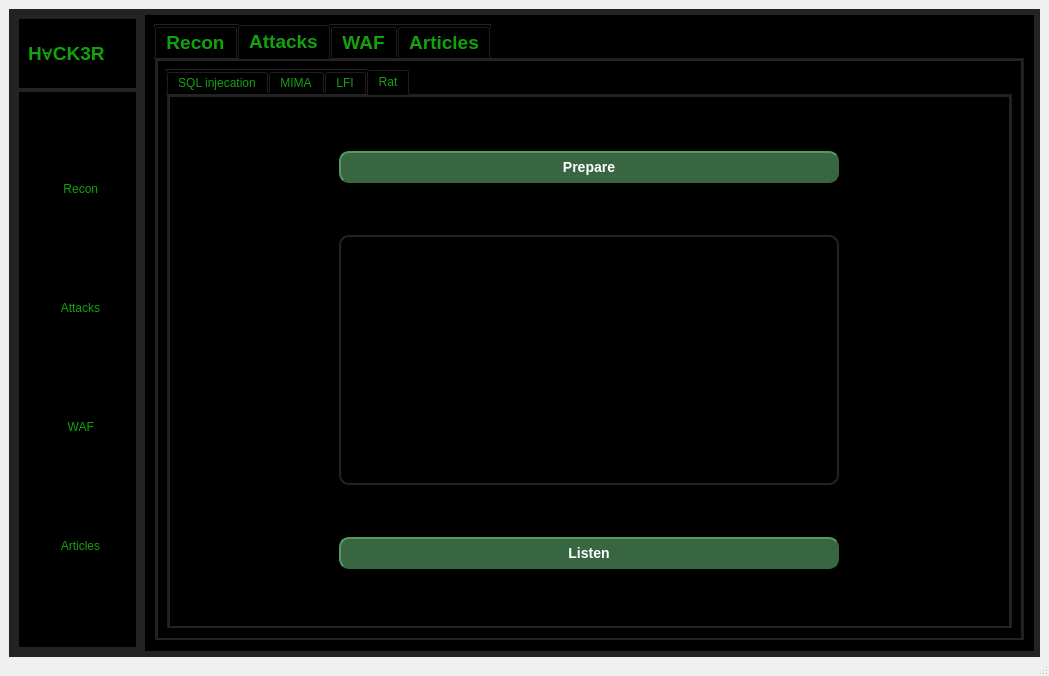
This is GUI/app.ui in Graduti0n-Pr0ject/pen-testing-Program as Qt 5 draws it before an edit. The edited form follows.
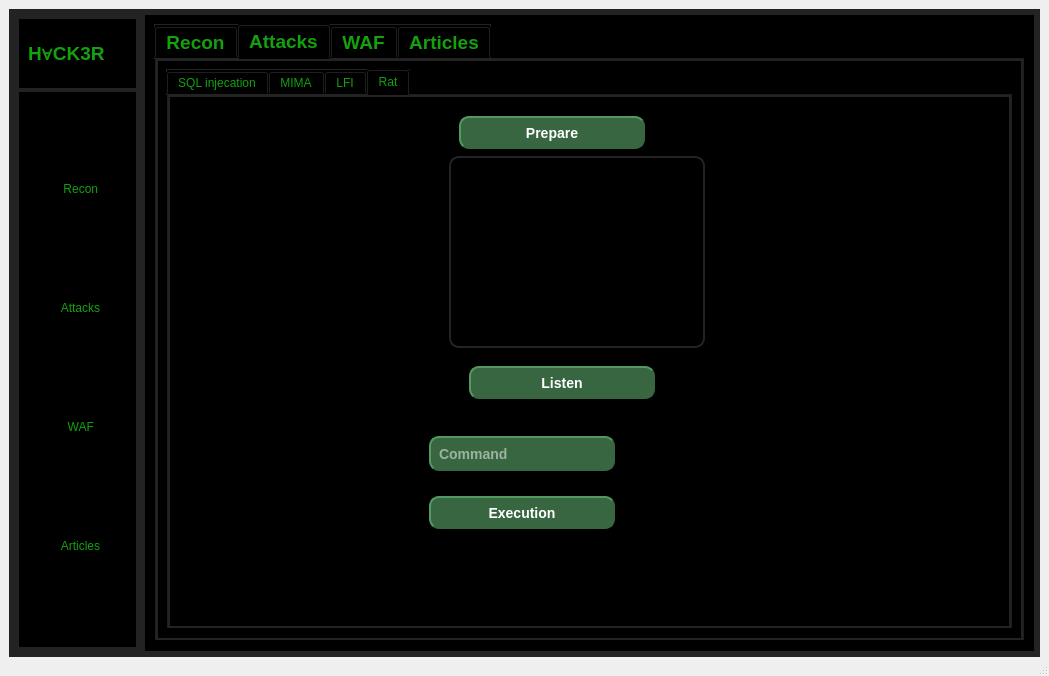
This is the edited form. Icons and pictures are not drawn.

What changed in the file:
```diff
--- a/GUI/app.ui
+++ b/GUI/app.ui
@@ -32,6 +32,68 @@
     background-color: rgb(19, 161, 14);
 	border-radius:10px;
 }
+QScrollBar:vertical {
+	border: none;
+    background: rgb(45, 45, 68);
+    width: 5px;
+    margin: 15px 0 15px 0;
+	border-radius: 0px;
+ }
+
+/*  HANDLE BAR VERTICAL */
+QScrollBar::handle:vertical {	
+	background-color: rgb(80, 80, 122);
+	min-height: 30px;
+	border-radius: 7px;
+}
+QScrollBar::handle:vertical:hover{	
+	background-color: rgb(255, 0, 127);
+}
+QScrollBar::handle:vertical:pressed {	
+	background-color: rgb(185, 0, 92);
+}
+
+/* BTN TOP - SCROLLBAR */
+QScrollBar::sub-line:vertical {
+	border: none;
+	background-color: rgb(59, 59, 90);
+	height: 15px;
+	border-top-left-radius: 7px;
+	border-top-right-radius: 7px;
+	subcontrol-position: top;
+	subcontrol-origin: margin;
+}
+QScrollBar::sub-line:vertical:hover {	
+	background-color: rgb(255, 0, 127);
+}
+QScrollBar::sub-line:vertical:pressed {	
+	background-color: rgb(185, 0, 92);
+}
+
+/* BTN BOTTOM - SCROLLBAR */
+QScrollBar::add-line:vertical {
+	border: none;
+	background-color: rgb(59, 59, 90);
+	height: 15px;
+	border-bottom-left-radius: 7px;
+	border-bottom-right-radius: 7px;
+	subcontrol-position: bottom;
+	subcontrol-origin: margin;
+}
+QScrollBar::add-line:vertical:hover {	
+	background-color: rgb(255, 0, 127);
+}
+QScrollBar::add-line:vertical:pressed {	
+	background-color: rgb(185, 0, 92);
+}
+
+/* RESET ARROW */
+QScrollBar::up-arrow:vertical, QScrollBar::down-arrow:vertical {
+	background: none;
+}
+QScrollBar::add-page:vertical, QScrollBar::sub-page:vertical {
+	background: none;
+}
 
 
 
@@ -1586,9 +1648,15 @@
                  <attribute name="title">
                   <string>Rat</string>
                  </attribute>
-                 <layout class="QGridLayout" name="gridLayout_15">
-                  <item row="0" column="0">
                    <widget class="QPushButton" name="prepare_output">
+                  <property name="geometry">
+                   <rect>
+                    <x>290</x>
+                    <y>20</y>
+                    <width>186</width>
+                    <height>33</height>
+                   </rect>
+                  </property>
                     <property name="styleSheet">
                      <string notr="true">background-color: rgb(56, 102, 65);
 border-style: outset;
@@ -1604,9 +1672,15 @@
                      <string>Prepare</string>
                     </property>
                    </widget>
-                  </item>
-                  <item row="1" column="0">
                    <widget class="QListWidget" name="prepare_outputs">
+                  <property name="geometry">
+                   <rect>
+                    <x>280</x>
+                    <y>60</y>
+                    <width>256</width>
+                    <height>192</height>
+                   </rect>
+                  </property>
                     <property name="maximumSize">
                      <size>
                       <width>500</width>
@@ -1624,9 +1698,15 @@
 padding: 6px;</string>
                     </property>
                    </widget>
-                  </item>
-                  <item row="2" column="0">
                    <widget class="QPushButton" name="listen_btn">
+                  <property name="geometry">
+                   <rect>
+                    <x>300</x>
+                    <y>270</y>
+                    <width>186</width>
+                    <height>33</height>
+                   </rect>
+                  </property>
                     <property name="styleSheet">
                      <string notr="true">background-color: rgb(56, 102, 65);
 border-style: outset;
@@ -1651,8 +1731,60 @@
                      <bool>false</bool>
                     </property>
                    </widget>
-                  </item>
-                 </layout>
+                 <widget class="QLineEdit" name="Sql_url_2">
+                  <property name="geometry">
+                   <rect>
+                    <x>260</x>
+                    <y>340</y>
+                    <width>186</width>
+                    <height>35</height>
+                   </rect>
+                  </property>
+                  <property name="maximumSize">
+                   <size>
+                    <width>16777215</width>
+                    <height>39</height>
+                   </size>
+                  </property>
+                  <property name="styleSheet">
+                   <string notr="true">background-color: rgb(56, 102, 65);
+border-style: outset;
+border-width: 2px;
+border-radius: 10px;
+border-color: rgb(56, 102, 65);
+font: bold 14px;
+min-width: 10em;
+padding: 6px;
+color: white;</string>
+                  </property>
+                  <property name="placeholderText">
+                   <string>Command</string>
+                  </property>
+                 </widget>
+                 <widget class="QPushButton" name="prepare_output_2">
+                  <property name="geometry">
+                   <rect>
+                    <x>260</x>
+                    <y>400</y>
+                    <width>186</width>
+                    <height>33</height>
+                   </rect>
+                  </property>
+                  <property name="styleSheet">
+                   <string notr="true">background-color: rgb(56, 102, 65);
+border-style: outset;
+border-width: 2px;
+border-radius: 10px;
+border-color: rgb(56, 102, 65);
+font: bold 14px;
+min-width: 10em;
+padding: 6px;
+color: white;</string>
+                  </property>
+                  <property name="text">
+                   <string>Execution</string>
+                  </property>
+                 </widget>
                 </widget>
                </widget>
               </item>
```
Lines whose indentation alone changed are shown as unchanged.
